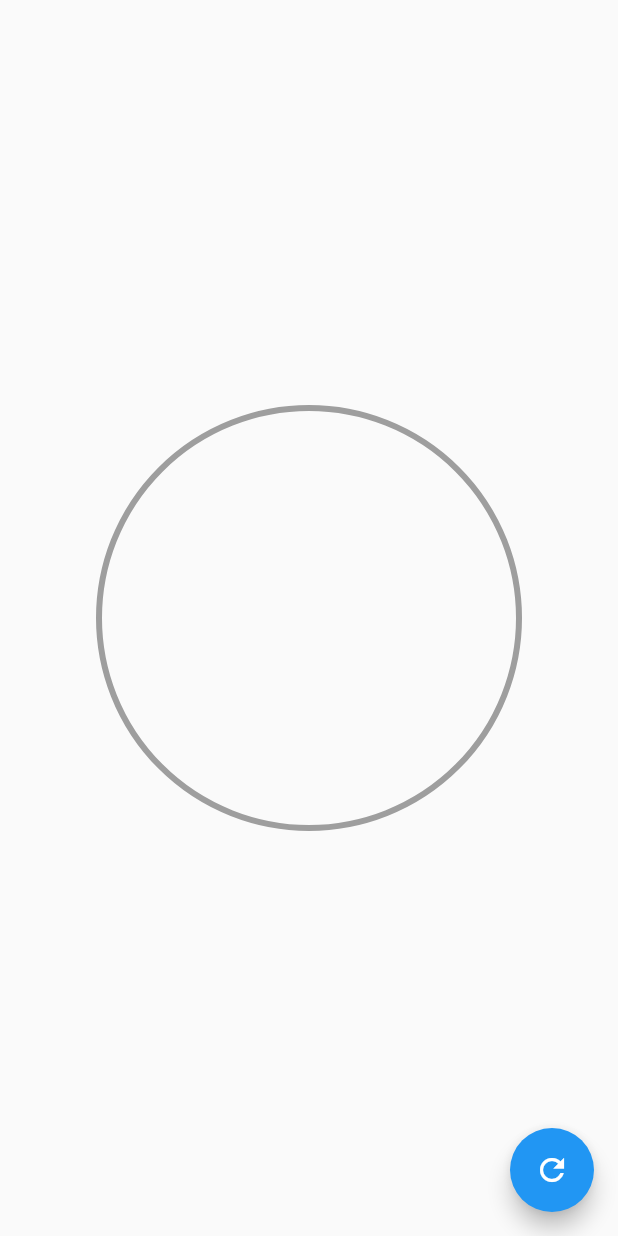
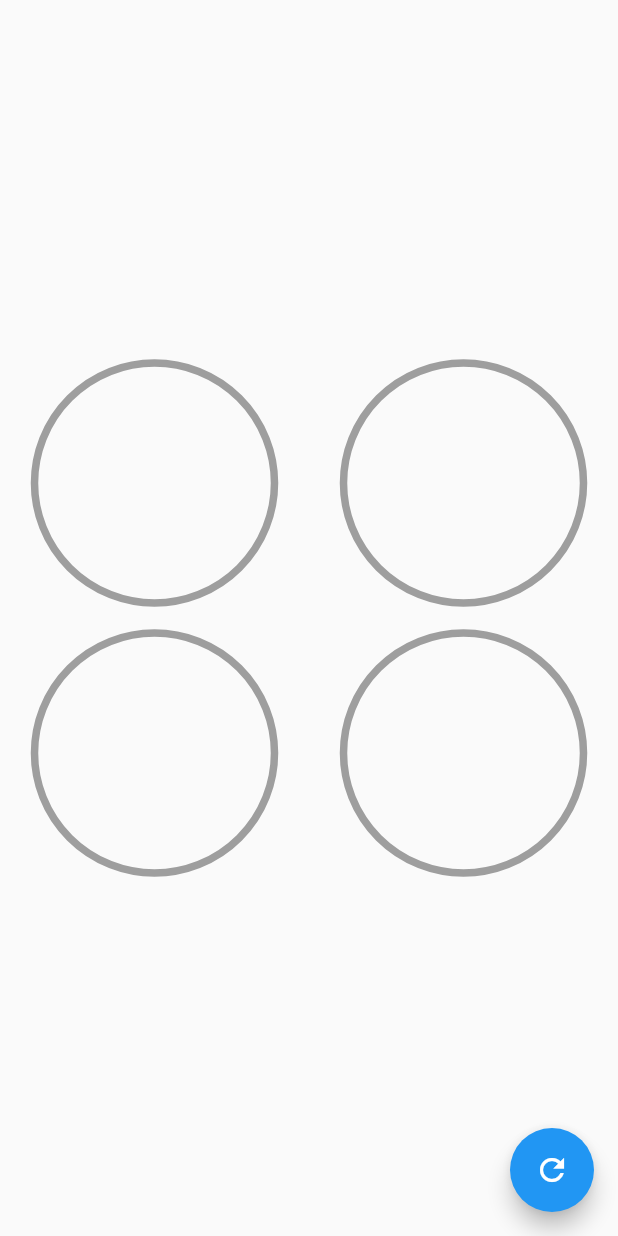
Before and after one commit to pedromolesp/flutter-disenos-profesionales, a Flutter app: the screen it shows after launch, on a phone screen of 412 x 824 dp. Run offline on Flutter 3.47's test engine with Material 2 defaults, Android fonts, the phone set to English and light mode, and no system bars.

Commit message:
terminado modularidad de widget

```diff
--- a/lib/src/pages/graficas_circulares_page.dart
+++ b/lib/src/pages/graficas_circulares_page.dart
@@ -20,16 +20,63 @@ class _GraficasCircularesPageState extends State<GraficasCircularesPage> {
           },
           child: Icon(Icons.refresh),
         ),
-      body: Center(
-          child: Container(
-        width: 300,
-        height: 300,
-        child: RadialProgress(porcentaje: porcentaje),
+        body: Column(
+          mainAxisAlignment: MainAxisAlignment.center,
+          children: [
+            Row(
+              mainAxisAlignment: MainAxisAlignment.spaceAround,
+              children: [
+                CustomRadialProgress(
+                  porcentaje: porcentaje,
+                  color: Colors.pink,
+                ),
+                CustomRadialProgress(
+                  porcentaje: porcentaje,
+                  color: Colors.purple,
+                ),
+              ],
+            ),
+            Row(
+              mainAxisAlignment: MainAxisAlignment.spaceAround,
+              children: [
+                CustomRadialProgress(
+                  porcentaje: porcentaje,
+                  color: Colors.blue,
+                ),
+                CustomRadialProgress(
+                  porcentaje: porcentaje,
+                  color: Colors.green,
+                ),
+              ],
+            )
+          ],
         )
         // Text(
         //   "$porcentaje %",
         //   style: TextStyle(fontSize: 50.0),
         // ),
+
+        );
+  }
+}
+
+class CustomRadialProgress extends StatelessWidget {
+  final Color color;
+  const CustomRadialProgress({@required this.porcentaje, @required this.color});
+
+  final double porcentaje;
+
+  @override
+  Widget build(BuildContext context) {
+    return Container(
+      width: 180,
+      height: 180,
+      child: RadialProgress(
+        porcentaje: porcentaje,
+        colorPrimario: color,
+        colorSecundario: Colors.grey,
+        grosorSecundario: 5.0,
+        grosorPrimario: 10.0,
       ),
     );
   }
--- a/lib/src/widgets/radial_progress.dart
+++ b/lib/src/widgets/radial_progress.dart
@@ -4,8 +4,17 @@ import 'package:flutter/material.dart';
 
 class RadialProgress extends StatefulWidget {
   final porcentaje;
+  final Color colorPrimario;
+  final Color colorSecundario;
+  final double grosorSecundario;
+  final double grosorPrimario;
 
-  const RadialProgress({this.porcentaje});
+  const RadialProgress(
+      {@required this.porcentaje,
+      this.colorPrimario = Colors.blue,
+      this.colorSecundario = Colors.grey,
+      this.grosorSecundario = 4.0,
+      this.grosorPrimario = 4.0});
 
   @override
   _RadialProgressState createState() => _RadialProgressState();
@@ -46,7 +55,11 @@ class _RadialProgressState extends State<RadialProgress>
               child: CustomPaint(
                 painter: _MiRadialProgress(
                     (widget.porcentaje - diferenciaAnimar) +
-                        (diferenciaAnimar * controller.value)),
+                        (diferenciaAnimar * controller.value),
+                    widget.colorPrimario,
+                    widget.colorSecundario,
+                    widget.grosorSecundario,
+                    widget.grosorPrimario),
               ));
         });
   }
@@ -54,13 +67,19 @@ class _RadialProgressState extends State<RadialProgress>
 
 class _MiRadialProgress extends CustomPainter {
   final porcentaje;
-  _MiRadialProgress(this.porcentaje);
+  final Color colorPrimario;
+  final Color colorSecundario;
+  final double grosorSecundario;
+  final double grosorPrimario;
+
+  _MiRadialProgress(this.porcentaje, this.colorPrimario, this.colorSecundario,
+      this.grosorSecundario, this.grosorPrimario);
   @override
   void paint(Canvas canvas, Size size) {
     //circulo completado
     final paint = new Paint()
-      ..strokeWidth = 4
-      ..color = Colors.grey
+      ..strokeWidth = grosorSecundario
+      ..color = colorSecundario
       ..style = PaintingStyle.stroke;
     Offset center = new Offset(size.width * 0.5, size.height * 0.5);
     double radio = min(size.width * 0.5, size.height / 2);
@@ -68,8 +87,9 @@ class _MiRadialProgress extends CustomPainter {
 
     //arco
     final paintArco = new Paint()
-      ..strokeWidth = 10
-      ..color = Colors.pink
+      ..strokeWidth = grosorPrimario
+      ..color = colorPrimario
+      ..strokeCap = StrokeCap.round
       ..style = PaintingStyle.stroke;
     //parte que se deberá ir llenando
     double arcAngle = 2 * pi * (porcentaje / 100);
```
Lines whose indentation alone changed are shown as unchanged.
